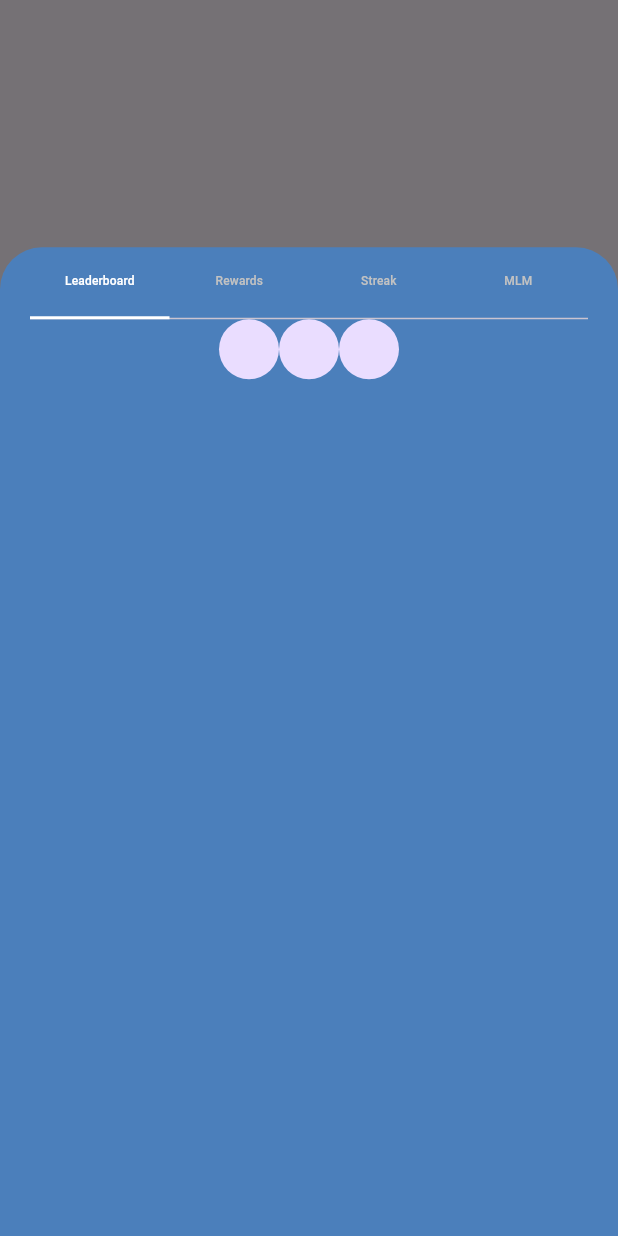
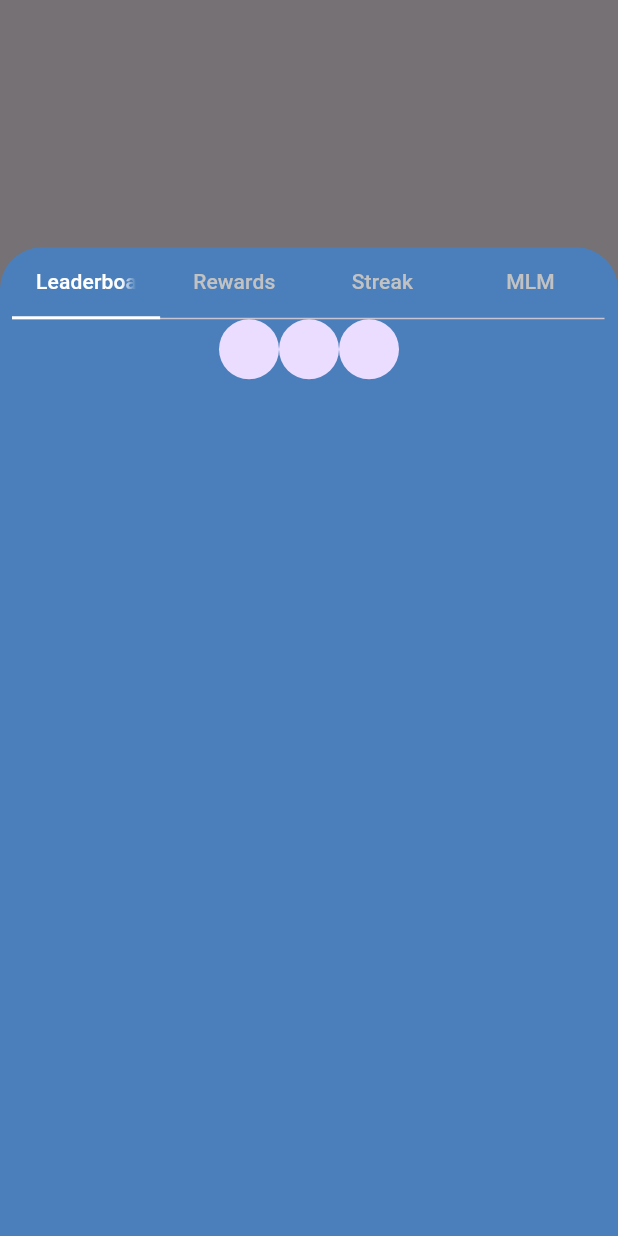
Before and after one commit to SyedMuhammdShah/intellique, a Flutter app: the screen it shows after launch, after a tap on the "add" icon, on a phone screen of 412 x 824 dp. Run offline on Flutter 3.47's test engine with Material 3 defaults, Android fonts, the phone set to English and light mode, and no system bars; our stand-ins replace percent_indicator.

Commit message:
reward Screen

```diff
--- a/lib/view/widgets/tabbar.dart
+++ b/lib/view/widgets/tabbar.dart
@@ -1,5 +1,6 @@
 import 'package:flutter/material.dart';
 import 'package:local_package/res/colors.dart';
+import 'package:local_package/view/screens/rewards_screen.dart';
 
 class BottomSheetWithTabs extends StatefulWidget {
   @override
@@ -32,7 +33,7 @@ class _BottomSheetWithTabsState extends State<BottomSheetWithTabs> with SingleTi
       child: Column(
         children: [
           Padding(
-            padding: const EdgeInsets.symmetric(horizontal: 20),
+            padding: const EdgeInsets.only(left: 8,right: 9),
             child: TabBar(
               labelColor: Colors.white,
               controller: _tabController,
@@ -40,7 +41,7 @@ class _BottomSheetWithTabsState extends State<BottomSheetWithTabs> with SingleTi
               unselectedLabelColor: AppColors.unfocusedTabbar,
               // indicatorPadding: EdgeInsets.symmetric(horizontal: 12),
               indicatorSize: TabBarIndicatorSize.tab,
-              labelStyle: TextStyle(fontSize: 8, fontWeight: FontWeight.w500),
+              labelStyle: TextStyle(fontSize: 14, fontWeight: FontWeight.w500),
               tabs: [
                 Tab(text: 'Leaderboard'),
                 Tab(text: 'Rewards'),
@@ -65,7 +66,7 @@ class _BottomSheetWithTabsState extends State<BottomSheetWithTabs> with SingleTi
                     )
                   ],
                 ),
-                Center(child: Text('Content for Tab 2')),
+                Center(child: RewardsScreen()),
                 Center(child: Text('Content for Tab 3')),
                 Center(child: Text('Content for Tab 4')),
               ],
--- a/pubspec.yaml
+++ b/pubspec.yaml
@@ -35,6 +35,7 @@ dependencies:
   # The following adds the Cupertino Icons font to your application.
   # Use with the CupertinoIcons class for iOS style icons.
   cupertino_icons: ^1.0.6
+  percent_indicator: ^4.2.3
 
 dev_dependencies:
   flutter_test:
```
Also changed, not shown: lib/view/screens/rewards_screen.dart (added, +59 -0 lines), pubspec.lock.
